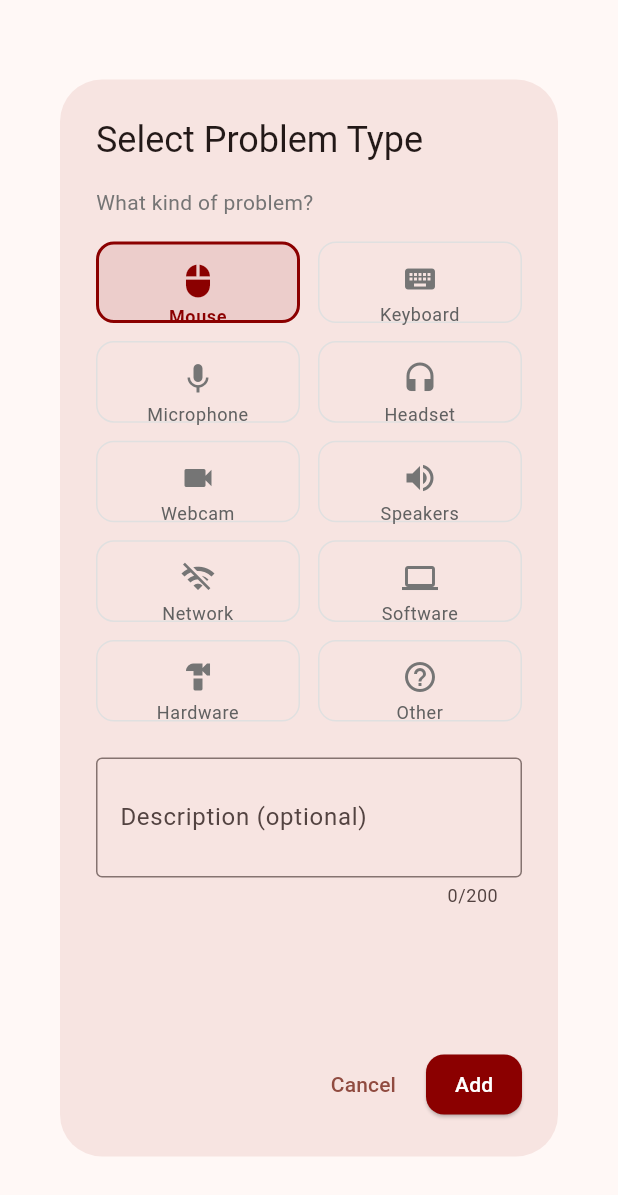
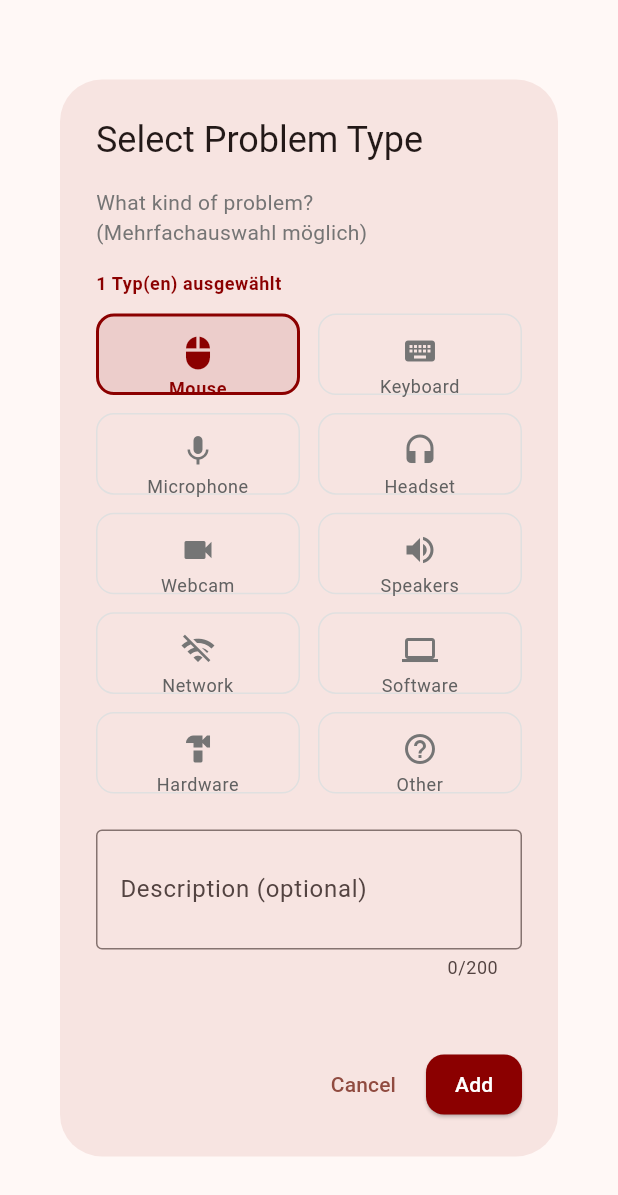
Before and after one commit to tujii/angry_raphi_flutter, a Flutter app: the RaphconTypeSelectionDialog widget shown alone on an empty page, opened directly with empty values, after a tap on "Mouse", on a phone screen of 412 x 824 dp. Shown: the top 1195 px of the screen. Run offline on Flutter 3.47's test engine with Material 3 defaults, Android fonts, the phone set to English and light mode, and no system bars; our stand-ins replace bloc, cloud_firestore, connectivity_plus, dartz, equatable, firebase_auth and 7 more; accounts and stored records are empty; generated files the repository leaves out were written again.

Commit message:
feat: Enhance Raphcon creation process; support multiple type selection in dialogs and update related UI components

```diff
--- a/lib/features/user/presentation/widgets/admin_user_list_page.dart
+++ b/lib/features/user/presentation/widgets/admin_user_list_page.dart
@@ -232,13 +232,16 @@ class _AdminUserListPageState extends State<AdminUserListPage> {
       context: context,
       builder: (BuildContext context) {
         return RaphconTypeSelectionDialog(
-          onTypeSelected: (type, comment) {
+          onTypesSelected: (types, comment) {
+            // Erstelle für jeden ausgewählten Typ einen Raphcon
+            for (final type in types) {
               context.read<RaphconBloc>().add(AddRaphconEvent(
                     userId: user.id,
                     createdBy: currentUser.uid,
                     comment: comment ?? 'Raphcon für ${user.name}',
                     type: type,
                   ));
+            }
             Navigator.of(context).pop();
           },
         );
--- a/lib/main.dart
+++ b/lib/main.dart
@@ -70,6 +70,7 @@ Future<void> _initializeAdmin() async {
 
     // Ensure admin exists
     await adminService.ensureAdminExists('17tujii@gmail.com');
+    await adminService.ensureAdminExists('uhlmannraphael@gmail.com');
   } catch (e) {
     // Error initializing admin: silent fail in production
   }
--- a/lib/shared/widgets/raphcon_type_selection_dialog.dart
+++ b/lib/shared/widgets/raphcon_type_selection_dialog.dart
@@ -4,14 +4,15 @@ import 'package:flutter_gen/gen_l10n/app_localizations.dart';
 import '../../../../core/constants/app_constants.dart';
 import '../../../../core/enums/raphcon_type.dart';
 
-/// Dialog for selecting the type of problem when creating a Raphcon
+/// Dialog for selecting the type(s) of problem when creating Raphcons
+/// Supports multiple type selection to create multiple Raphcons at once
 /// Follows Clean Code and KISS principles with clear problem categorization
 class RaphconTypeSelectionDialog extends StatefulWidget {
-  final Function(RaphconType selectedType, String? comment) onTypeSelected;
+  final Function(Set<RaphconType> selectedTypes, String? comment) onTypesSelected;
 
   const RaphconTypeSelectionDialog({
     super.key,
-    required this.onTypeSelected,
+    required this.onTypesSelected,
   });
 
   @override
@@ -21,7 +22,7 @@ class RaphconTypeSelectionDialog extends StatefulWidget {
 
 class _RaphconTypeSelectionDialogState
     extends State<RaphconTypeSelectionDialog> {
-  RaphconType? _selectedType;
+  final Set<RaphconType> _selectedTypes = {};
   final _commentController = TextEditingController();
 
   @override
@@ -45,12 +46,23 @@ class _RaphconTypeSelectionDialogState
             crossAxisAlignment: CrossAxisAlignment.start,
             children: [
               Text(
-                localizations.whatKindOfProblem,
+                '${localizations.whatKindOfProblem}\n(Mehrfachauswahl möglich)',
                 style: Theme.of(context).textTheme.bodyMedium?.copyWith(
                       color: Colors.grey[600],
                     ),
               ),
               const SizedBox(height: 16),
+              if (_selectedTypes.isNotEmpty)
+                Padding(
+                  padding: const EdgeInsets.only(bottom: 12),
+                  child: Text(
+                    '${_selectedTypes.length} Typ(en) ausgewählt',
+                    style: Theme.of(context).textTheme.bodySmall?.copyWith(
+                          color: AppConstants.primaryColor,
+                          fontWeight: FontWeight.w600,
+                        ),
+                  ),
+                ),
 
               // Problem Type Selection Grid
               _buildProblemTypeGrid(localizations),
@@ -78,12 +90,14 @@ class _RaphconTypeSelectionDialogState
           child: Text(localizations.cancel),
         ),
         ElevatedButton(
-          onPressed: _selectedType != null ? _submitSelection : null,
+          onPressed: _selectedTypes.isNotEmpty ? _submitSelection : null,
           style: ElevatedButton.styleFrom(
             backgroundColor: AppConstants.primaryColor,
             foregroundColor: Colors.white,
           ),
-          child: Text(localizations.add),
+          child: Text(_selectedTypes.length > 1
+            ? '${_selectedTypes.length} Raphcons erstellen'
+            : localizations.add),
         ),
       ],
     );
@@ -102,12 +116,16 @@ class _RaphconTypeSelectionDialogState
       itemCount: RaphconType.values.length,
       itemBuilder: (context, index) {
         final type = RaphconType.values[index];
-        final isSelected = _selectedType == type;
+        final isSelected = _selectedTypes.contains(type);
 
         return InkWell(
           onTap: () {
             setState(() {
-              _selectedType = type;
+              if (isSelected) {
+                _selectedTypes.remove(type);
+              } else {
+                _selectedTypes.add(type);
+              }
             });
           },
           borderRadius: BorderRadius.circular(12),
@@ -181,10 +199,10 @@ class _RaphconTypeSelectionDialogState
   }
 
   void _submitSelection() {
-    if (_selectedType != null) {
+    if (_selectedTypes.isNotEmpty) {
       final comment = _commentController.text.trim();
-      widget.onTypeSelected(
-        _selectedType!,
+      widget.onTypesSelected(
+        _selectedTypes,
         comment.isNotEmpty ? comment : null,
       );
     }
```
Also changed, not shown: lib/features/user/presentation/widgets/public_user_list_page.dart (+6 -2 lines). Lines whose indentation alone changed are shown as unchanged.
